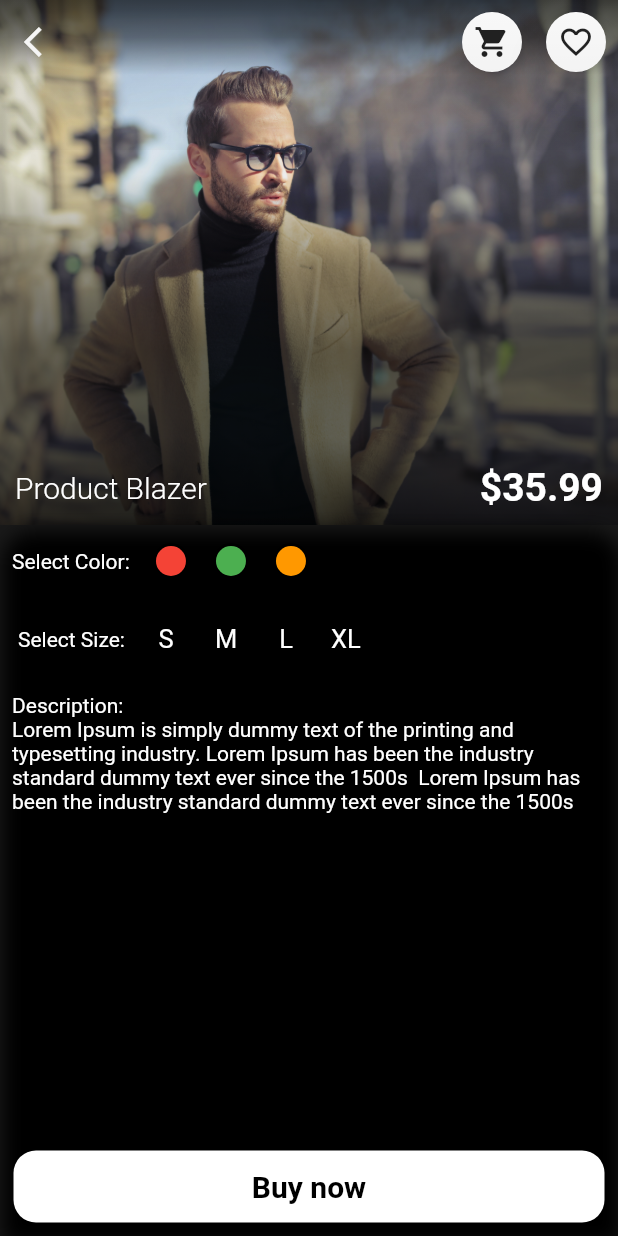
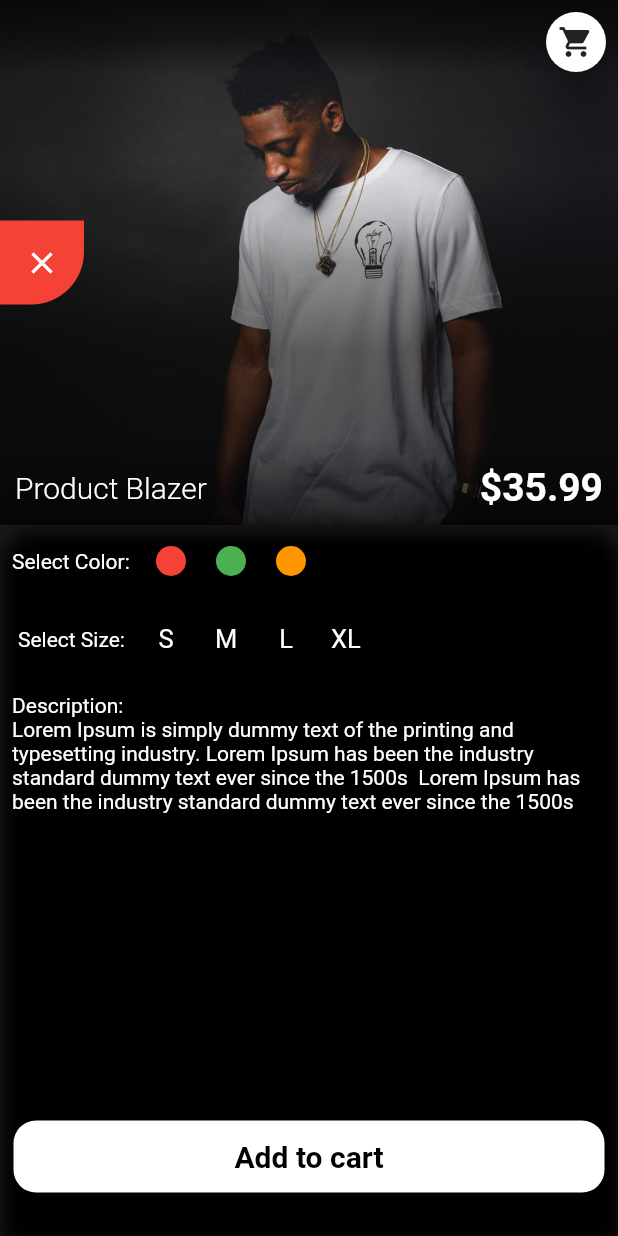
Before and after one commit to Santos-Enoque/complete_flutter_ecommerce, a Flutter app: the ProductDetails screen opened directly, on a phone screen of 412 x 824 dp. Run offline on Flutter 3.47's test engine with Material 2 defaults, Android fonts, the phone set to English and light mode, and no system bars; our stand-ins replace cloud_firestore, firebase_auth; accounts and stored records are empty.

Commit message:
the ui update

```diff
--- a/lib/widgets/common.dart
+++ b/lib/helpers/common.dart
@@ -1,12 +1,6 @@
 import 'package:flutter/material.dart';
 
-Color deepOrange = Colors.deepOrange;
-Color black = Colors.black;
-Color white = Colors.white;
-Color grey = Colors.grey;
 
-
-// methods
 void changeScreen(BuildContext context, Widget widget){
   Navigator.push(context, MaterialPageRoute(builder: (context) => widget));
 }
--- /dev/null
+++ b/lib/helpers/style.dart
@@ -0,0 +1,9 @@
+import 'package:flutter/material.dart';
+
+const Color primary = Colors.deepOrange;
+const  red = Colors.red;
+const  yellow = Colors.yellow;
+const Color white = Colors.white;
+const Color black = Colors.black;
+const Color grey = Colors.grey;
+const Color green = Colors.green;
--- a/lib/main.dart
+++ b/lib/main.dart
@@ -12,7 +12,7 @@ void main() {
   ], child: MaterialApp(
     debugShowCheckedModeBanner: false,
     theme: ThemeData(
-        primaryColor: Colors.deepOrange
+        primaryColor: Colors.white
     ),
     home: ScreensController(),
   ),));
--- a/lib/screens/product_details.dart
+++ b/lib/screens/product_details.dart
@@ -1,3 +1,4 @@
+import 'package:chat_app/helpers/style.dart';
 import 'package:flutter/material.dart';
 
 class ProductDetails extends StatefulWidget {
@@ -16,7 +17,7 @@ class _ProductDetailsState extends State<ProductDetails> {
             Stack(
               children: <Widget>[
                 Image.asset(
-                  "images/m2.jpg",
+                  "images/m1.jpeg",
                   height: 350,
                   fit: BoxFit.cover,
                 ),
@@ -49,51 +50,6 @@ class _ProductDetailsState extends State<ProductDetails> {
                       )),
                 ),
 
-                Row(
-                  mainAxisAlignment: MainAxisAlignment.spaceBetween,
-                  children: <Widget>[
-                   Padding(
-                        padding: const EdgeInsets.all(4.0),
-                        child: IconButton(icon: Icon(Icons.arrow_back_ios, color: Colors.white,), onPressed: (){
-                          Navigator.pop(context);
-                        })
-                      ),
-
-
-                    Row(
-                      children: <Widget>[
-                        Padding(
-                          padding: const EdgeInsets.all(4),
-                          child: Card(
-                            elevation: 10,
-                            shape: RoundedRectangleBorder(
-                              borderRadius: BorderRadius.circular(20)
-                            ),
-                            child: Padding(
-                              padding: const EdgeInsets.all(8.0),
-                              child: Icon(Icons.shopping_cart),
-                            ),
-                          )
-                        ),
-
-                        Padding(
-                            padding: const EdgeInsets.all(4),
-                            child: Card(
-                              elevation: 10,
-                              shape: RoundedRectangleBorder(
-                                  borderRadius: BorderRadius.circular(20)
-                              ),
-                              child: Padding(
-                                padding: const EdgeInsets.all(8.0),
-                                child: Icon(Icons.favorite_border),
-                              ),
-                            )
-                        ),
-
-                      ],
-                    ),
-                  ],
-                ),
 
                 Align(
                   alignment: Alignment.bottomCenter,
@@ -143,6 +99,60 @@ class _ProductDetailsState extends State<ProductDetails> {
                         ],
                       ),
                     )),
+
+                Row(
+                  mainAxisAlignment: MainAxisAlignment.end,
+                  children: <Widget>[
+
+
+                    Row(
+                      children: <Widget>[
+                        Padding(
+                            padding: const EdgeInsets.all(4),
+                            child: Card(
+                              elevation: 10,
+                              shape: RoundedRectangleBorder(
+                                  borderRadius: BorderRadius.circular(20)
+                              ),
+                              child: Padding(
+                                padding: const EdgeInsets.all(8.0),
+                                child: Icon(Icons.shopping_cart),
+                              ),
+                            )
+                        ),
+
+                      ],
+                    ),
+                  ],
+                ),
+
+                Positioned.fill(
+                  child: Row(
+                    children: <Widget>[
+                      Container(
+                        decoration: BoxDecoration(
+                            color: red,
+                            borderRadius: BorderRadius.only(
+                                bottomRight: Radius.circular(35)
+                            )
+                        ),
+                        child: GestureDetector(
+                          onTap: (){
+                            Navigator.pop(context);
+                          },
+                          child: Padding(
+                              padding: const EdgeInsets.all(4.0),
+                              child: IconButton(icon: Icon(Icons.close, color: Colors.white,), onPressed: (){
+                              })
+                          ),
+                        ),
+                      ),
+
+
+                    ],
+                  ),
+                ),
+
 
               ],
             ),
@@ -293,7 +303,7 @@ class _ProductDetailsState extends State<ProductDetails> {
                             onPressed: () {},
                             minWidth: MediaQuery.of(context).size.width,
                             child: Text(
-                              "Buy now",
+                              "Add to cart",
                               textAlign: TextAlign.center,
                               style: TextStyle(
                                   color: Colors.black,
@@ -302,6 +312,10 @@ class _ProductDetailsState extends State<ProductDetails> {
                             ),
                           )),
                     ),
+
+                    SizedBox(
+                      height: 20,
+                    )
 
                   ],
                 ),
--- a/lib/widgets/featured_card.dart
+++ b/lib/widgets/featured_card.dart
@@ -32,7 +32,7 @@ class FeaturedCard extends StatelessWidget {
             child: Stack(
               children: <Widget>[
                 Image.asset(
-                  "images/m2.jpg",
+                  "images/m1.jpeg",
                   height: 220,
                   width: 200,
                   fit: BoxFit.cover,
--- a/pubspec.yaml
+++ b/pubspec.yaml
@@ -31,7 +31,6 @@ dependencies:
   # Use with the CupertinoIcons class for iOS style icons.
   cupertino_icons: ^0.1.2
   carousel_slider: ^1.3.0
-  flutter_svg: ^0.18.0
 
 dev_dependencies:
   flutter_test:
```
Also changed, not shown: lib/screens/home.dart (+53 -4 lines), lib/screens/login.dart (+27 -28 lines), lib/screens/signup.dart (+9 -36 lines), lib/widgets/bottom_navigation_icons.dart (added, +28 -0 lines), lib/widgets/custom_app_bar.dart (deleted, +0 -42 lines), lib/widgets/custom_text.dart (added, +20 -0 lines), images/logo.png (added), 3 other files.
